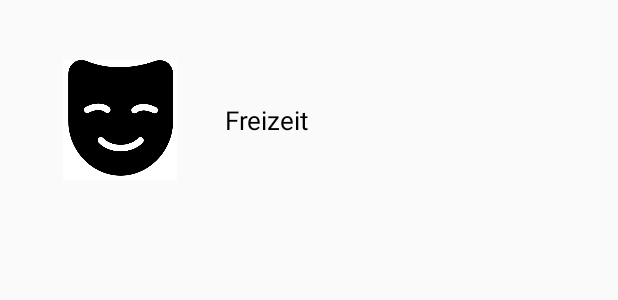
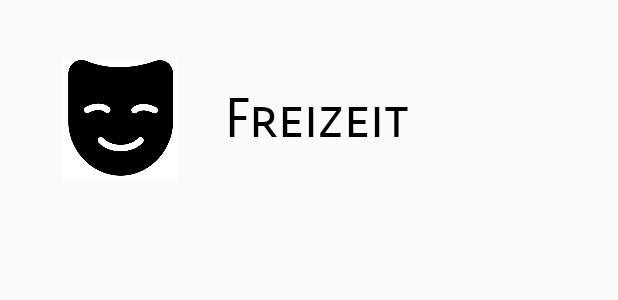
Before and after one commit to happyvany/MOON, an Android app: the layout layout_listitem.xml on its own in the app's theme, with its tools: preview values and no code run, on a phone screen of 412 x 824 dp. Shown: the top 300 px of the screen. Run offline under Robolectric (Android 15) with nearby library versions, the phone set to English and light mode, and no system bars; Roboto replaces fonts that are not available here.

Commit message:
RecyclerView

```diff
--- a/app/build.gradle
+++ b/app/build.gradle
@@ -36,4 +36,9 @@ dependencies {
 
     //CircleView
     implementation 'de.hdodenhof:circleimageview:2.2.0'
+
+    //Picasso
+    implementation 'com.squareup.picasso:picasso:2.71828'
+
+
 }
--- a/app/src/main/java/com/example/hongvan/moon/Angebote.java
+++ b/app/src/main/java/com/example/hongvan/moon/Angebote.java
@@ -38,10 +38,10 @@ public class Angebote extends AppCompatActivity {
 
     private void initImageBitmaps(){
         Log.d(TAG, "initImageBitmaps: preparing bitmaps");
-        mImageUrls.add("@mipmap/freizeit");
+        mImageUrls.add("https://photos-5.dropbox.com/t/2/AADlqhzWXoeRhwjGrvhKQBm2nq48-Jh9U5DBrf_wBbJAUw/12/17675179/jpeg/32x32/1/_/1/2/freizeit.bmp/EJvOlg0YtZ4WIAIoAg/KNuyV_PpM0v4Rf_4c6KLhRUxAP2N-HNq-ldj5zarGOI?size=2048x1536&size_mode=3");
         mNames.add("Freizeit");
 
-        mImageUrls.add("@mipmap/freizeit");
+        mImageUrls.add("https://photos-6.dropbox.com/t/2/AAD_gPRsLDPrOcCJ0LAlWZwFECvHIYqfdG1YbwUGoydMBA/12/17675179/jpeg/32x32/1/_/1/2/einkaufen.bmp/EJvOlg0YtZ4WIAIoAg/L0VImr98dCeAnMD7T18L962cpK3OS4fe3iTcqpP0T6c?size=2048x1536&size_mode=3");
         mNames.add("Einkaufen");
 
         mImageUrls.add("https://upload.wikimedia.org/wikipedia/commons/e/e3/Logo_BILD.svg");
--- a/app/src/main/java/com/example/hongvan/moon/RecyclerViewAdapter.java
+++ b/app/src/main/java/com/example/hongvan/moon/RecyclerViewAdapter.java
@@ -41,12 +41,12 @@ public class RecyclerViewAdapter extends RecyclerView.Adapter<RecyclerViewAdapte
     @Override
     public void onBindViewHolder(@NonNull ViewHolder holder, final int position) {
         Log.d(TAG, "onBindViewHolder: called.");
-   /*     Glide.with(mContext)
+        Glide.with(mContext)
                 .asBitmap()
                 .load(mImages.get(position))
                 .into(holder.image);
 
-        holder.imageName.setText(mImageNames.get(position));*/
+        holder.imageName.setText(mImageNames.get(position));
 
         holder.parentLayout.setOnClickListener(new View.OnClickListener() {
             @Override
--- a/app/src/main/res/layout/activity_angebote.xml
+++ b/app/src/main/res/layout/activity_angebote.xml
@@ -12,9 +12,9 @@
         android:layout_height="wrap_content"
         android:layout_alignParentTop="true"
         android:layout_centerHorizontal="true"
+        android:textColor="#F000"
         android:text="ANGEBOTE"
-        android:textSize="30sp"
-        app:fontFamily="monospace" />
+        android:textSize="36sp" />
 
     <android.support.v7.widget.RecyclerView
         android:id="@+id/recycler_view"
--- a/app/src/main/res/layout/layout_listitem.xml
+++ b/app/src/main/res/layout/layout_listitem.xml
@@ -1,5 +1,6 @@
 <?xml version="1.0" encoding="utf-8"?>
 <RelativeLayout xmlns:android="http://schemas.android.com/apk/res/android"
+    xmlns:app="http://schemas.android.com/apk/res-auto"
     android:id="@+id/parent_layout"
     android:layout_width="match_parent"
     android:layout_height="wrap_content"
@@ -21,6 +22,7 @@
         android:layout_toRightOf="@+id/image"
         android:text="Freizeit"
         android:textColor="#000"
-        android:textSize="17sp" />
+        android:textSize="36sp"
+        app:fontFamily="sans-serif-smallcaps" />
 
 </RelativeLayout>
```
